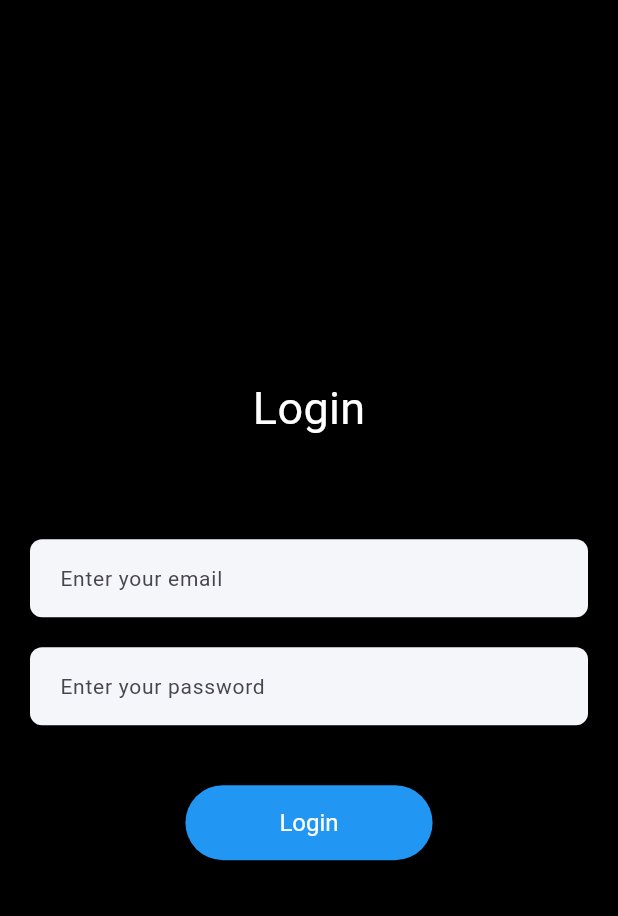
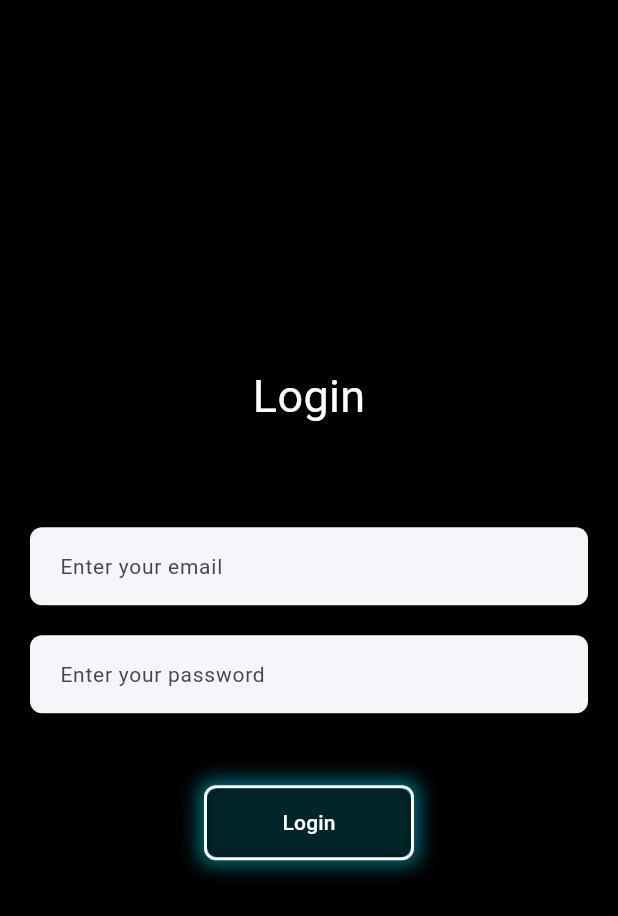
Before and after one commit to amartripathi0/Bi-Gaze, a Flutter app: the EmailPasswordLogin screen opened by its route, on a phone screen of 412 x 824 dp. Shown: the top 916 px of the screen. Run offline on Flutter 3.47's test engine with Material 3 defaults, Android fonts, the phone set to English and light mode, and no system bars; our stand-ins replace animated_background, animated_splash_screen, camera, firebase_auth, firebase_core, fl_chart and 6 more; missing offline and left inert: cool_card_swiper, dart_ping, flutter_facebook_auth, flutter_tflite, internet_speed_meter, qr_code_scanner and 1 more; accounts and stored records are empty; network calls fail.

Commit message:
login page style p3

```diff
--- a/lib/ui/page/login_signup_pages/login_email_password_screen.dart
+++ b/lib/ui/page/login_signup_pages/login_email_password_screen.dart
@@ -1,6 +1,7 @@
 import 'dart:developer';
 
 import 'package:bigaze/services/firebase_auth_methods.dart';
+import 'package:bigaze/widgets/custom_button.dart';
 import 'package:bigaze/widgets/custom_textfield.dart';
 import 'package:flutter/material.dart';
 import 'package:provider/provider.dart';
@@ -53,22 +54,10 @@ class _EmailPasswordLoginState extends State<EmailPasswordLogin> {
             ),
           ),
           const SizedBox(height: 40),
-          ElevatedButton(
-            onPressed: loginUser,
-            style: ButtonStyle(
-              backgroundColor: WidgetStateProperty.all(Colors.blue),
-              textStyle: WidgetStateProperty.all(
-                const TextStyle(color: Colors.white),
-              ),
-              minimumSize: WidgetStateProperty.all(
-                Size(MediaQuery.of(context).size.width / 2.5, 50),
-              ),
-            ),
-            child: const Text(
-              "Login",
-              style: TextStyle(color: Colors.white, fontSize: 16),
-            ),
-          ),
+          CustomButton(
+            onTap: loginUser, // onTap replaces onPressed
+            text: 'Login', // The text displayed on the button
+          )
         ],
       ),
     );
--- a/pubspec.yaml
+++ b/pubspec.yaml
@@ -91,6 +91,7 @@ flutter:
     - assets/images/cool_stuff/google.png
     - assets/images/cool_stuff/hacker.png
     - assets/images/cool_stuff/sms.png
+    - assets/images/cool_stuff/gmail.png
     - assets/models/
     - assets/models/mobilenet_v1_1.0_224.tflite
     - assets/models/mobilenet_v1_1.0_224.txt
```
Also changed, not shown: lib/ui/page/login_signup_pages/login_screen.dart (+51 -25 lines), assets/images/cool_stuff/gmail.png (added).
